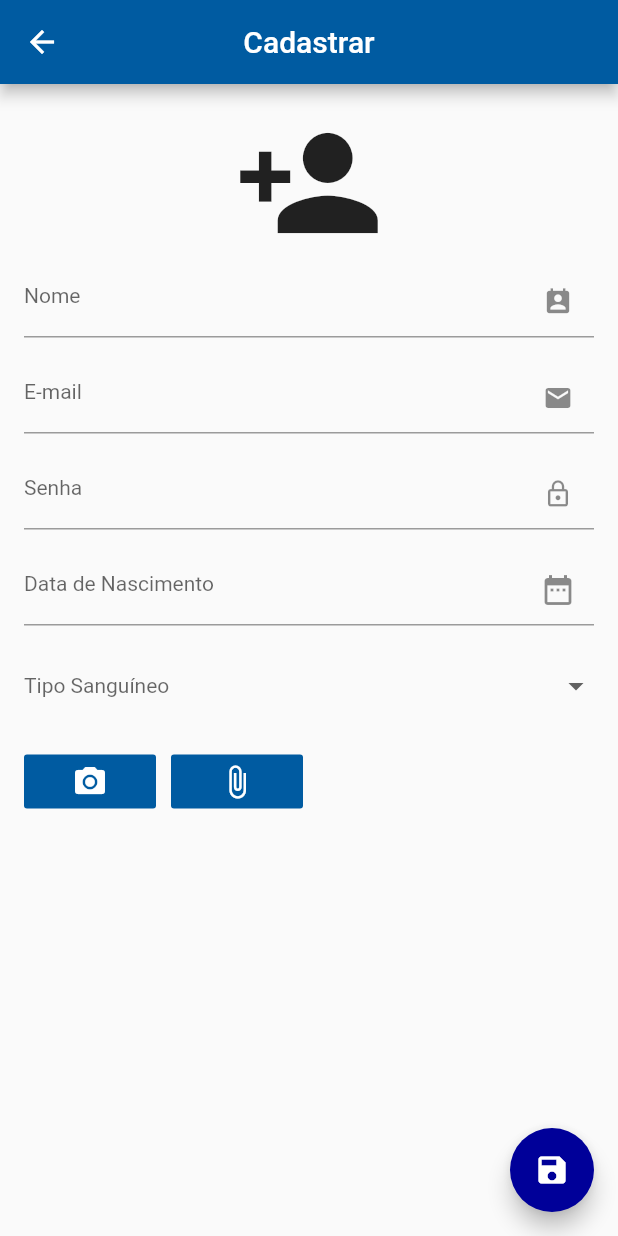
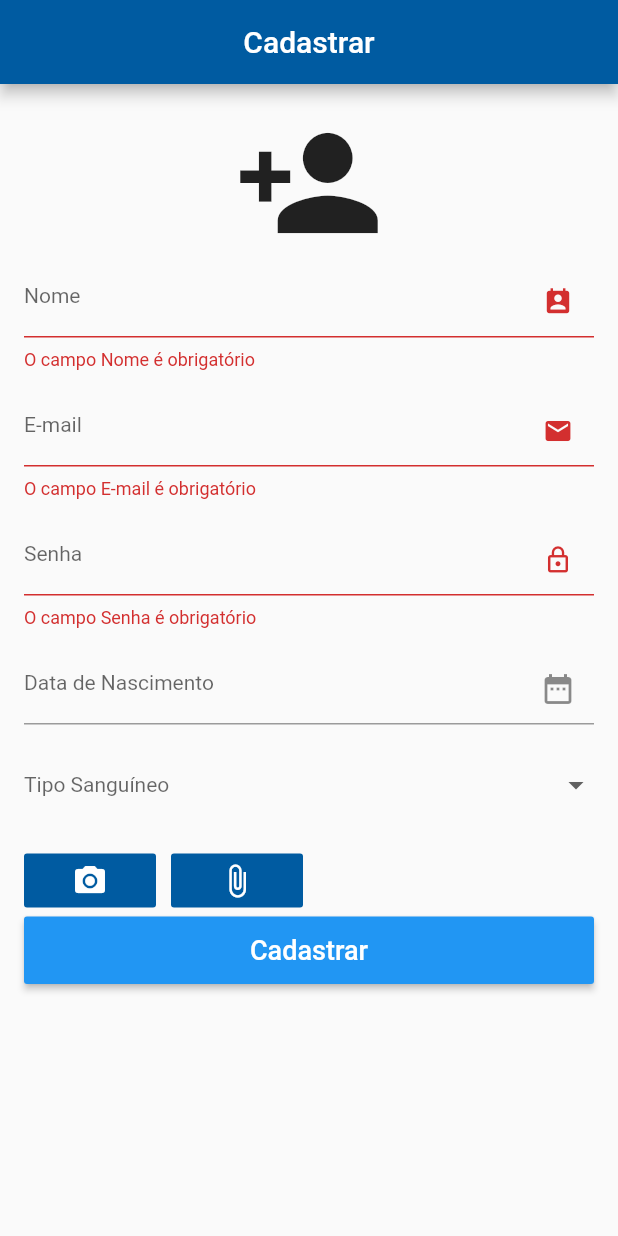
Before and after one commit to euristenhojr/diariosaude, a Flutter app: the screen it shows after launch, after a tap on "Cadastrar", on a phone screen of 412 x 824 dp. Run offline on Flutter 3.47's test engine with Material 2 defaults, Android fonts, the phone set to English and light mode, and no system bars; drawn by our look-alikes of datetime_picker_formfield; our stand-ins replace cloud_firestore, firebase_auth, google_sign_in, material_design_icons_flutter, rxdart, table_calendar; missing offline and left inert: flutter_facebook_login; accounts and stored records are empty.

Commit message:
fix: loader signup and alert created with success

```diff
--- a/lib/main.dart
+++ b/lib/main.dart
@@ -4,6 +4,7 @@ import 'package:materno_infantil/models/event_model.dart';
 import 'package:materno_infantil/models/user_model.dart';
 import 'package:flutter_localizations/flutter_localizations.dart';
 import 'package:materno_infantil/ui/home_page.dart';
+import 'package:materno_infantil/ui/tela_cadastrar.dart';
 import 'package:scoped_model/scoped_model.dart';
 
 void main() => runApp(new MyApp());
@@ -21,7 +22,7 @@ class MyApp extends StatelessWidget {
               model: EventModel(model),
               child: MaterialApp(
                 debugShowCheckedModeBanner: false,
-                home: HomePage(),
+                home: TelaCadastrar(),
                 localizationsDelegates: [
                   GlobalMaterialLocalizations.delegate,
                   GlobalWidgetsLocalizations.delegate
--- a/lib/models/user_model.dart
+++ b/lib/models/user_model.dart
@@ -37,18 +37,18 @@ class UserModel extends Model {
     });
   }
 
-  /*@override
+  @override
   void addListener(VoidCallback listener) {
     super.addListener(listener);
 
     _loadCurrentUser();
-  }*/
+  }
 
   void signUp(
       {@required Map<String, dynamic> userData,
       @required String pass,
       @required VoidCallback onSuccess,
-      @required VoidCallback onFailure}) {
+      @required VoidCallback onFailure}) async {
     isLoading = true;
     notifyListeners();
 
--- a/lib/ui/tela_cadastrar.dart
+++ b/lib/ui/tela_cadastrar.dart
@@ -67,14 +67,6 @@ class _TelaCadastrarState extends State<TelaCadastrar> {
 
   @override
   Widget build(BuildContext context) {
-    return ScopedModelDescendant<UserModel>(
-      builder: (context, child, model) {
-        if (model.isLoading) {
-          return Center(
-            child: CircularProgressIndicator(),
-          );
-        }
-
     return Scaffold(
       key: _scaffoldKey,
       appBar: AppBar(
@@ -82,7 +74,13 @@ class _TelaCadastrarState extends State<TelaCadastrar> {
         centerTitle: true,
         backgroundColor: Color.fromRGBO(0, 91, 161, 1),
       ),
-          body: Form(
+      body: ScopedModelDescendant<UserModel>(
+          builder: (context, child, model) {
+            if (model.isLoading) {
+              return Center(child: CircularProgressIndicator());
+            }
+
+            return Form(
               key: _formKey,
               child: ListView(
                 padding: EdgeInsets.all(16.0),
@@ -232,11 +230,16 @@ class _TelaCadastrarState extends State<TelaCadastrar> {
                         onPressed: () {},
                       )
                     ],
-                )
-              ],
                   ),
-          ),
-          floatingActionButton: FloatingActionButton(
+                  SizedBox(
+                      height: 45.0,
+                      child: RaisedButton(
+                          child: Text(
+                              'Cadastrar', style: TextStyle(fontSize: 18.0)),
+                          textColor: Colors.white,
+                          color: Theme
+                              .of(context)
+                              .primaryColor,
                           onPressed: () {
                             if (_formKey.currentState.validate()) {
                               Map<String, dynamic> userData = {
@@ -245,7 +248,6 @@ class _TelaCadastrarState extends State<TelaCadastrar> {
                                 "date_nasc": _dateNasciController.text,
                                 "type_blood": typeBlood,
                                 "photoUrl": "http://www.mds.gov.br/webarquivos/arquivo/mds_pra_vc/botoes/Carta_de_Servi%C3%A7o__200x200_CIDADAO.png",
-
                               };
 
                               model.signUp(
@@ -253,37 +255,39 @@ class _TelaCadastrarState extends State<TelaCadastrar> {
                                   pass: _passController.text,
                                   onSuccess: _onSuccess,
                                   onFailure: _onFailure);
+
                             }
-            },
-            child: Icon(Icons.save),
-            backgroundColor: Color.fromRGBO(0, 0, 153, 1),
+                          }
+                      )
+                  ),
+                ],
               ),
             );
-      },
+          }
+      ),
     );
   }
 
   void _onSuccess() {
-    // _scaffoldKey.currentState.showSnackBar(SnackBar(
-    //   content: Text("Usuário criado com sucesso!"),
-    //   backgroundColor: Theme.of(context).primaryColor,
-    //   duration: Duration(seconds: 2),
-    // ));
+    _scaffoldKey.currentState.showSnackBar(SnackBar(
+      content: Text("Usuário criado com sucesso!"),
+      backgroundColor: Theme
+          .of(context)
+          .primaryColor,
+      duration: Duration(seconds: 2),
+    ));
 
-    Navigator.of(context)
-        .pushReplacement(MaterialPageRoute(builder: (context) => CriarFilho()));
-
-    // Future.delayed(Duration(seconds: 2)).then((_) {
-    //   Navigator.of(context)
-    //       .push(MaterialPageRoute(builder: (context) => HomePage()));
-    // });
+     Future.delayed(Duration(seconds: 2)).then((_) {
+       Navigator.of(context).pushReplacement(
+           MaterialPageRoute(builder: (context) => CriarFilho()));
+     });
   }
 
   void _onFailure() {
-    // _scaffoldKey.currentState.showSnackBar(SnackBar(
-    //   content: Text("Erro ao salvar informações!"),
-    //   backgroundColor: Colors.redAccent,
-    //   duration: Duration(seconds: 2),
-    // ));
+     _scaffoldKey.currentState.showSnackBar(SnackBar(
+       content: Text("Erro ao salvar informações!"),
+       backgroundColor: Colors.redAccent,
+       duration: Duration(seconds: 2),
+     ));
   }
 }
```
Also changed, not shown: 1 other file. Lines whose indentation alone changed are shown as unchanged.
